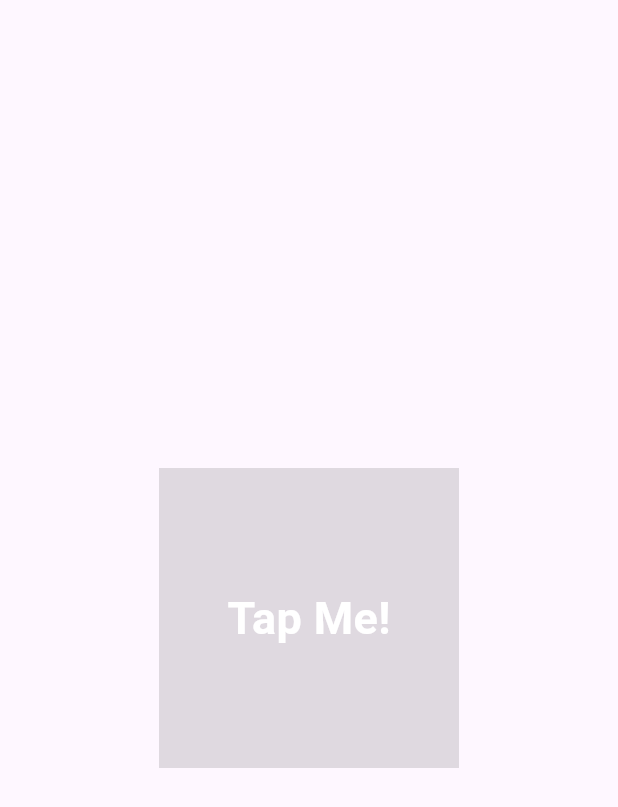
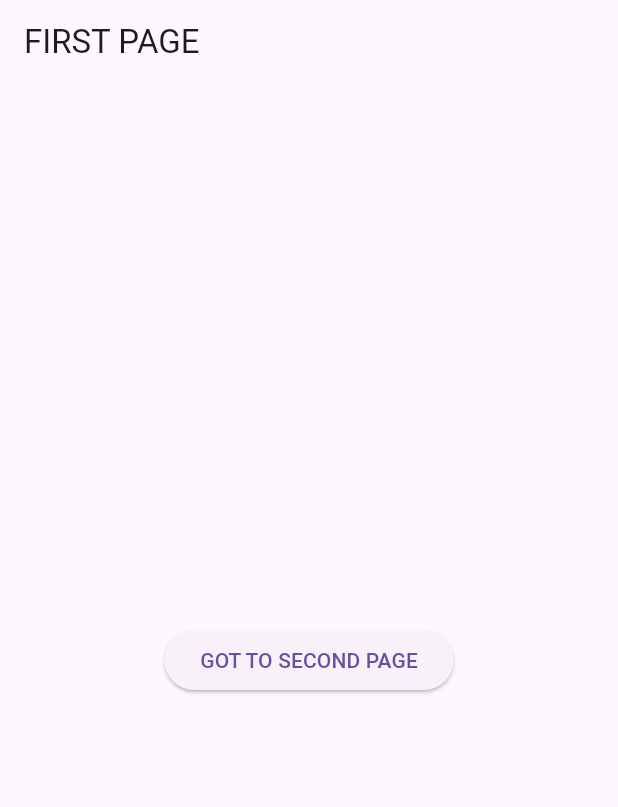
Before and after one commit to 117-Bhavesh/flutterwidget, a Flutter app: the screen it shows after launch, on a phone screen of 412 x 824 dp. Shown: the top 807 px of the screen. Run offline on Flutter 3.47's test engine with Material 3 defaults, Android fonts, the phone set to English and light mode, and no system bars.

```diff
--- a/lib/main.dart
+++ b/lib/main.dart
@@ -1,25 +1,30 @@
 import 'package:flutter/material.dart';
+import 'package:flutterwidget/pages/first_page.dart';
 
 void main() {
   runApp(MyApp());
 }
 class MyApp extends StatelessWidget {
-  MyApp({super.key});
+  const MyApp({super.key});
 
   //List names = ["Ness", "Faker", "Hoaqin"];
 
   //functions and methods
-  void usertapped() {
-    print("User Tapped!");
-  }
+  //void usertapped() {
+  //  print("User Tapped!");
+  //}
 
   @override
   Widget build(BuildContext context) {
     return MaterialApp(
       debugShowCheckedModeBanner: false,
+      home: FirstPage(),
+
+      /*
       home: Scaffold(
         // backgroundColor: Colors.grey,
 
+        /*
         //G E S T U R E D E T E C T O R-----------------------------------------
         body: Center(
           child: GestureDetector(
@@ -43,6 +48,7 @@ class MyApp extends StatelessWidget {
         ),
         //----------------------------------------------------------------------
 
+         */ //Gesture Detector
 
         /*
         body: Stack(
@@ -225,7 +231,9 @@ class MyApp extends StatelessWidget {
 
          */ //body: Center(child: Container())
 
-      ),
+      ),  //Scaffold
+
+       */ //old Scaffold
     );
   }
 }
--- /dev/null
+++ b/lib/pages/first_page.dart
@@ -0,0 +1,27 @@
+import 'package:flutter/material.dart';
+import 'package:flutterwidget/pages/second_page.dart';
+
+class FirstPage extends StatelessWidget {
+  const FirstPage({super.key});
+
+  @override
+  Widget build(BuildContext context) {
+    return Scaffold(
+      appBar: AppBar(title: Text("FIRST PAGE")),
+      body: Center(
+        child: ElevatedButton(
+          child: Text("GOT TO SECOND PAGE"),
+          onPressed: () {
+            //navigate to second page
+            Navigator.push(
+              context,
+              MaterialPageRoute(
+                builder: (context) => SecondPage(),
+              ),
+            );
+          },
+        ),
+      ),
+    );
+  }
+}
```
Also changed, not shown: lib/pages/second_page.dart (added, +14 -0 lines).
